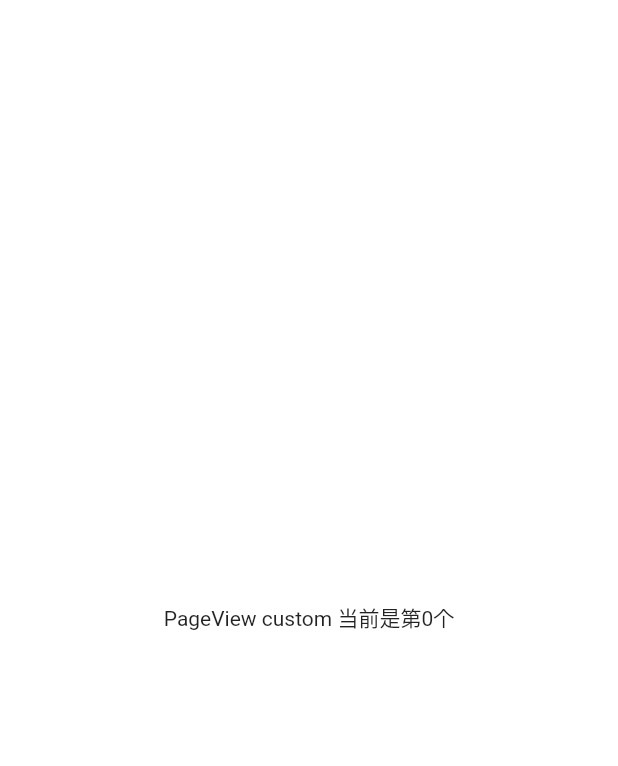
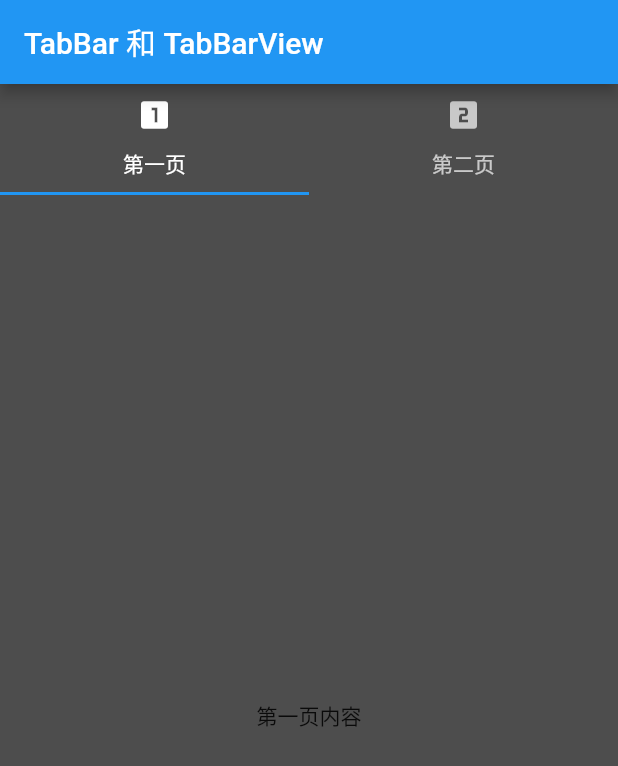
Before and after one commit to gdky005/xxz_flutter, a Flutter app: the screen it shows after launch, on a phone screen of 412 x 824 dp. Shown: the top 766 px of the screen. Run offline on Flutter 3.47's test engine with Material 2 defaults, Android fonts, the light colour scheme and no system bars.

Commit message:
1. 添加 Tab，TabBar, TabBarView 的组合使用。

```diff
--- a/lib/main.dart
+++ b/lib/main.dart
@@ -27,41 +27,54 @@ class MyHomePage extends StatefulWidget {
 }
 
 class _MyHomePageState extends State<MyHomePage> {
-  int _counter = 0;
+  @override
+  Widget build(BuildContext context) {
+    return Scaffold(
+      appBar: AppBar(title: Text("TabBar 和 TabBarView")),
+      body: Container(color: Colors.black, child: _bodyView()),
+    );
+  }
 
-  void _incrementCounter() {
-    setState(() {
-      _counter++;
-    });
+  Widget _bodyView() {
+    Widget bodyWidget = TabControllerPage();
+    return bodyWidget;
+  }
+}
+
+class TabControllerPage extends StatefulWidget {
+  @override
+  _TabControllerPageState createState() => _TabControllerPageState();
+}
+
+class _TabControllerPageState extends State<TabControllerPage>
+    with SingleTickerProviderStateMixin {
+  var _tabList = [
+    Tab(icon: Icon(Icons.looks_one), text: "第一页"),
+    Tab(icon: Icon(Icons.looks_two), text: "第二页"),
+  ];
+
+  var _tabBarViewList = [
+    Center(child: Text("第一页内容")),
+    Center(child: Text("第一1页内容")),
+    Center(child: Text("第一11页内容")),
+    Center(child: Text("第一111页内容")),
+    Center(child: Text("第二页内容"))
+  ];
+
+  TabController _tabController;
+
+  @override
+  void initState() {
+    super.initState();
+    _tabController = new TabController(vsync: this, length: _tabList.length);
   }
 
   @override
   Widget build(BuildContext context) {
     return Scaffold(
-      backgroundColor: Colors.transparent,
-      body: Container(color: Colors.white, child: _bodyView()),
+      backgroundColor: Colors.white30,
+      appBar: TabBar(controller: _tabController, tabs: _tabList),
+      body: TabBarView(controller: _tabController, children: _tabBarViewList),
     );
   }
-
-  FlatButton flatButton(BuildContext context) {
-    return FlatButton(
-      textColor: Colors.white,
-      color: Theme.of(context).accentColor,
-      child: Text("FlatButton"),
-      onPressed: () {},
-    );
-  }
-
-  Widget _bodyView() {
-    Widget bodyWidget = PageView.custom(
-        scrollDirection: Axis.vertical,
-        childrenDelegate: SliverChildBuilderDelegate(
-          (BuildContext context, int index) {
-            return Center(child: Text("PageView custom 当前是第$index个"));
-          },
-          childCount: 10,
-        ));
-
-    return bodyWidget;
-  }
 }
```
